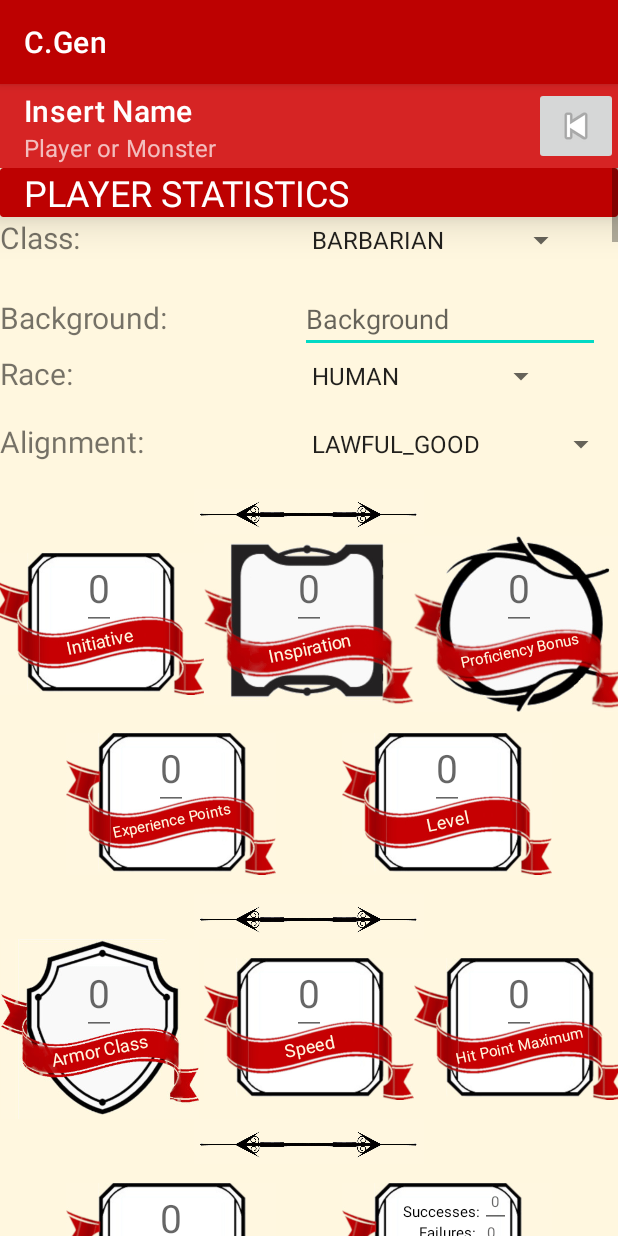
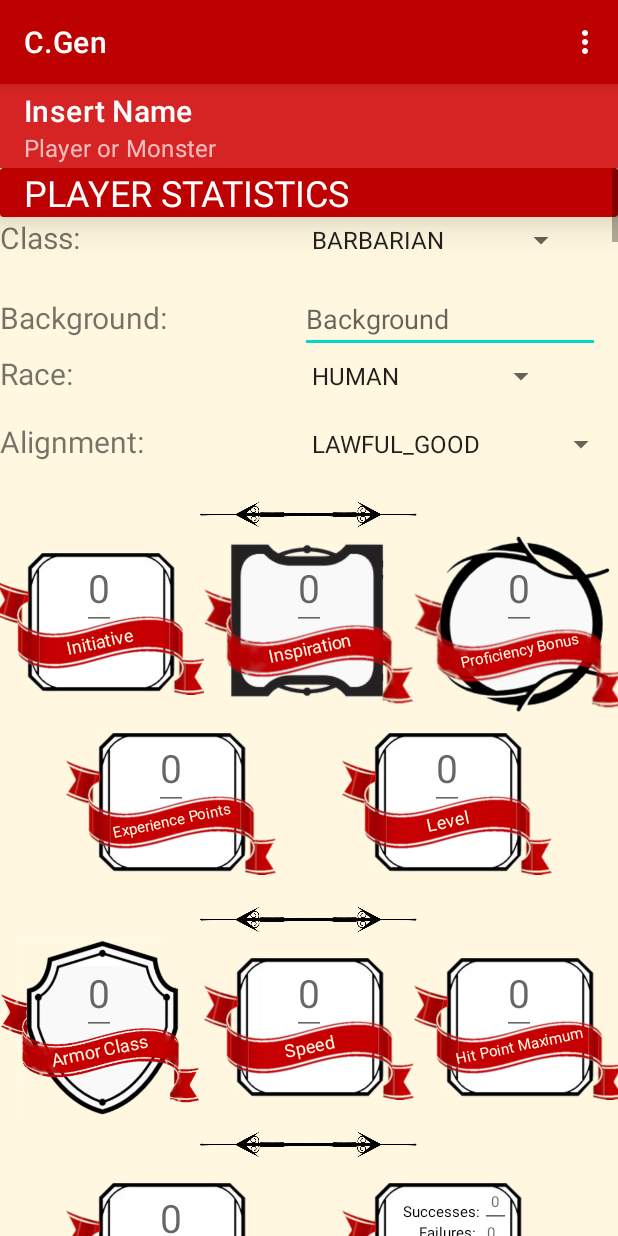
Before and after one commit to shastye/C.Gen, an Android app: the EditCharacterActivity screen opened directly, with no data from a screen before it, on a phone screen of 412 x 824 dp. Run offline under Robolectric (Android 15) with nearby library versions, the phone set to English and light mode, and no system bars; our stand-ins replace Firebase (no records; nobody signed in at launch, a user with empty details on screens opened directly); 4 statements that could not run were skipped.

Commit message:
Added functionality for menu options

```diff
--- a/app/src/main/res/layout/activity_edit_character.xml
+++ b/app/src/main/res/layout/activity_edit_character.xml
@@ -29,15 +29,6 @@
         app:title="Insert Name">
 
     </androidx.appcompat.widget.Toolbar>
-
-    <ImageButton
-        android:id="@+id/back_imageButton"
-        android:layout_width="wrap_content"
-        android:layout_height="wrap_content"
-        app:layout_constraintBottom_toBottomOf="@+id/characterName_toolbar"
-        app:layout_constraintEnd_toEndOf="@+id/characterName_toolbar"
-        app:layout_constraintTop_toTopOf="@+id/characterName_toolbar"
-        app:srcCompat="@android:drawable/ic_media_previous" />
 
     <ScrollView
         android:id="@+id/characterStats_scrollView"
--- /dev/null
+++ b/app/src/main/res/menu/edit_menu.xml
@@ -0,0 +1,18 @@
+<?xml version="1.0" encoding="utf-8"?>
+<menu xmlns:android="http://schemas.android.com/apk/res/android">
+
+    <!-- Settings, should always be in the overflow -->
+    <item
+        android:id="@+id/action_goBack_item"
+        android:title="Cancel and Go Back" />
+    <item
+        android:id="@+id/action_cancelView_item"
+        android:title="Cancel and View" />
+    <item
+        android:id="@+id/action_saveBack_item"
+        android:title="Save and Go Back" />
+    <item
+        android:id="@+id/action_saveView_item"
+        android:title="Save and View" />
+
+</menu>
--- a/app/src/main/res/menu/menu_items.xml
+++ b/app/src/main/res/menu/grid_menu.xml
@@ -1,7 +1,5 @@
 <?xml version="1.0" encoding="utf-8"?>
 <menu xmlns:android="http://schemas.android.com/apk/res/android">
-
-    <!-- TODO: MAKE THE MENU BUTTON POP UP ON CHARACTER GRID AND ALL LATER ACTIVITIES -->
 
     <!-- Settings, should always be in the overflow -->
     <item
```
Also changed, not shown: app/src/main/java/Utility/Utility.java (+95 -0 lines), app/src/main/java/com/clubbpc/cgen/CharacterGridActivity.kt (+22 -14 lines), app/src/main/java/com/clubbpc/cgen/ViewCharacterActivity.kt (+23 -30 lines), app/src/main/res/layout/activity_character_grid.xml (+0 -16 lines), app/src/main/res/layout/activity_view_character.xml (+0 -9 lines), app/src/main/res/menu/total_menu.xml (added, +21 -0 lines), app/src/main/res/menu/view_menu.xml (added, +12 -0 lines).
